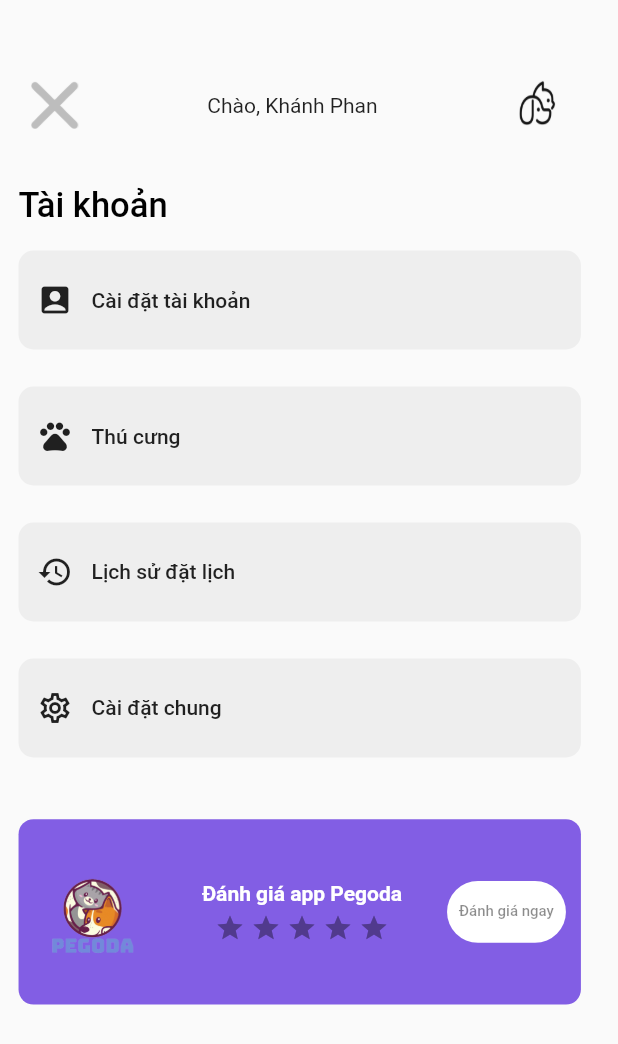
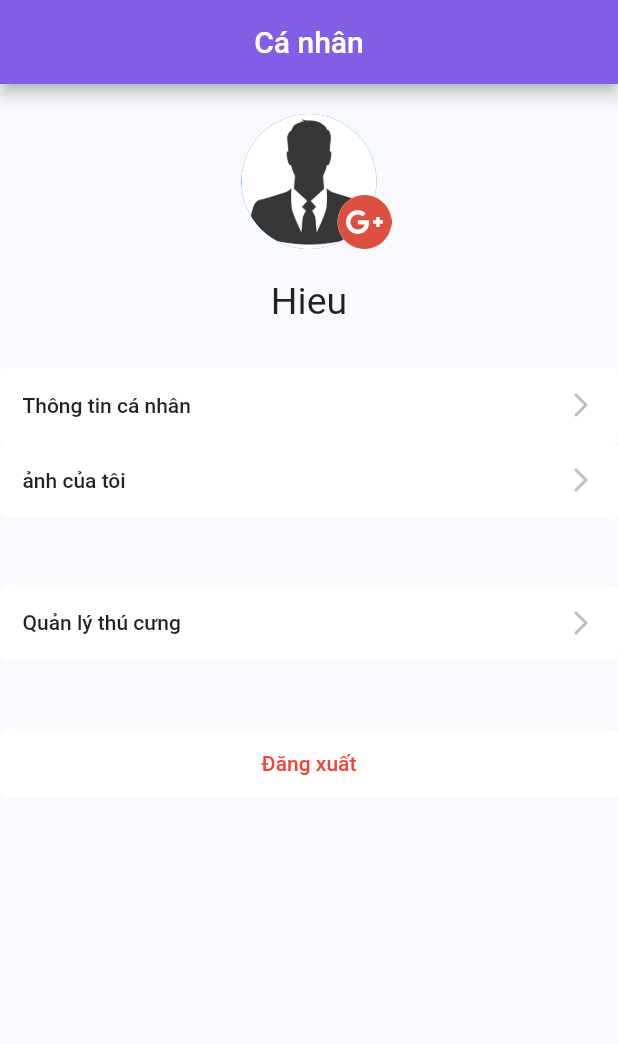
Before and after one commit to khanhpl/Pegodo_HCI, a Flutter app: the CusAccountScreen screen opened directly, on a phone screen of 412 x 824 dp. Shown: the top 1044 px of the screen. Run offline on Flutter 3.47's test engine with Material 2 defaults, Android fonts, the phone set to English and light mode, and no system bars; drawn by our look-alikes of flutter_rating_bar; our stand-ins replace carousel_pro, convex_bottom_bar, firebase_auth, firebase_core, google_sign_in, image_picker; accounts and stored records are empty; network calls fail.

Commit message:
chinh sua UI cus_acccount

```diff
--- a/lib/controllers/customer_main.dart
+++ b/lib/controllers/customer_main.dart
@@ -36,7 +36,7 @@ class _CusMainSate extends State<CusMain> {
         isBottomNav = true;
         return NotificationScreen();
       case 3:
-        isBottomNav = false;
+        isBottomNav = true;
         return CusAccountScreen();
 
       default:
--- a/lib/screens/customer/cus_account/cus_account_screen.dart
+++ b/lib/screens/customer/cus_account/cus_account_screen.dart
@@ -16,172 +16,155 @@ class _CusAccountScreenState extends State<CusAccountScreen> {
     var _pageWidth = MediaQuery.of(context).size.width;
     var _primaryColor = Constants.primaryColor;
     // TODO: implement build
-    return Material(
-      child: Container(
-        padding:
-            EdgeInsets.only(left: _pageWidth * 0.03, right: _pageHeight * 0.03),
-        child: SingleChildScrollView(
+    return Scaffold(
+      appBar: AppBar(
+        title: Text("Cá nhân"),
+        backgroundColor: Constants.primaryColor,
+        automaticallyImplyLeading: false,
+        centerTitle: true,
+      ),
+      body: Container(
+        color: Constants.bgColor,
         child: Column(
-            crossAxisAlignment: CrossAxisAlignment.start,
           children: [
-              SizedBox(height: _pageHeight * 0.05),
-              Container(
-                width: double.infinity,
-                alignment: Alignment.center,
-                child: Row(
-                  mainAxisAlignment: MainAxisAlignment.center,
-                  crossAxisAlignment: CrossAxisAlignment.center,
-                  children: <Widget>[
-                    Container(
-                      child: IconButton(
-                        onPressed: () {
-                          // Navigator.pop(context);
-                          Navigator.pushNamed(context, '/cusMain');
-                        },
-                        icon: ImageIcon(
-                          AssetImage('assets/cus/account_screen/cancel.png'),
-                          size: _pageHeight * 0.04,
-                          color: Color(0xFFBDBDBD),
+            Center(
+              child: Column(
+                children: [
+                  Padding(
+                    padding: const EdgeInsets.only(top: 20),
+                    child: SizedBox(
+                      width: 90,
+                      height: 90,
+                      child: Stack(
+                        fit: StackFit.expand,
+                        overflow: Overflow.visible,
+                        children: [
+                          CircleAvatar(
+                            backgroundImage: AssetImage(
+                                "assets/cus/account_screen/profileImage.jpg"),
+                          ),
+                          Positioned(
+                            right: -10,
+                            bottom: 0,
+                            child: SizedBox(
+                              width: 36,
+                              height: 36,
+                              child: TextButton(
+                                  style: flatButtonStyle,
+                                  onPressed: () {},
+                                  child: Image.asset(
+                                      "assets/cus/account_screen/iconGooglePlus.png")),
+                            ),
+                          )
+                        ],
                       ),
                     ),
                   ),
-                    Spacer(),
+                  SizedBox(
+                    height: 20,
+                  ),
                   Text(
-                      'Chào, Khánh Phan',
-                      textAlign: TextAlign.center,
-                    ),
-                    Spacer(),
-                    globals.isAvatarChecked == false
-                        ? Container(
-                            decoration: BoxDecoration(
-                              shape: BoxShape.circle,
-                              image: DecorationImage(
-                                image: AssetImage('assets/ic_pegoda.png'),
-                                fit: BoxFit.fill,
+                    "Hieu",
+                    style: TextStyle(
+                      fontSize: 25,
                     ),
                   ),
-                            width: _pageHeight * 0.07,
-                            height: _pageHeight * 0.07,
-                          )
-                        : Container(
-                            decoration: BoxDecoration(
-                              shape: BoxShape.circle,
-                              image: DecorationImage(
-                                image: FileImage(globals.avatarFile),
-                                fit: BoxFit.fill,
+                  SizedBox(
+                    height: 30,
                   ),
-                            ),
-                            width: _pageHeight * 0.07,
-                            height: _pageHeight * 0.07,
-                          ),
-                  ],
-                ),
-              ),
-              SizedBox(height: _pageHeight * 0.03),
-              Text(
-                'Tài khoản',
-                style: TextStyle(
-                  color: Colors.black,
-                  fontSize: _pageHeight * 0.028,
-                  fontWeight: FontWeight.w500,
-                ),
-              ),
-              SizedBox(height: _pageHeight * 0.02),
-              AccountChoice(
-                  icon: Icons.account_box_rounded,
-                  choiceTitle: 'Cài đặt tài khoản',
-                  choiceLink: '/personalSettingScreen'),
-              SizedBox(height: _pageHeight * 0.03),
-              AccountChoice(
-                  icon: Icons.pets,
-                  choiceTitle: 'Thú cưng',
-                  choiceLink: '/petScreen'),
-              SizedBox(height: _pageHeight * 0.03),
-              AccountChoice(
-                  icon: Icons.history,
-                  choiceTitle: 'Lịch sử đặt lịch',
-                  choiceLink: '/orderHistoryScreen'),
-              SizedBox(height: _pageHeight * 0.03),
-              AccountChoice(
-                  icon: Icons.settings_outlined,
-                  choiceTitle: 'Cài đặt chung',
-                  choiceLink: '/appSettingScreen'),
-              SizedBox(height: _pageHeight * 0.05),
-              Container(
-                height: _pageHeight * 0.15,
-                padding: EdgeInsets.all(10.0),
-                decoration: BoxDecoration(
-                  // color: Color.fromRGBO(91, 150, 16, 1.0),
-                  color: _primaryColor,
-                  borderRadius: BorderRadius.circular(10.0),
-                ),
+                  TextButton(
+                      style: TextButton.styleFrom(
+                          backgroundColor: Constants.boxColor,
+                          primary: Colors.black87,
+                          padding: EdgeInsets.all(15)),
+                      onPressed: () {},
                       child: Row(
-                  crossAxisAlignment: CrossAxisAlignment.center,
-                  mainAxisAlignment: MainAxisAlignment.start,
-                  children: <Widget>[
-                    Container(
-                      height: _pageHeight * 0.1,
-                      width: _pageWidth * 0.2,
-                      decoration: BoxDecoration(
-                        image: DecorationImage(
-                          image: AssetImage('assets/Pegoda.png'),
-                          fit: BoxFit.fitHeight,
-                        ),
-                      ),
-                    ),
-                    Spacer(),
-                    Column(
-                      mainAxisAlignment: MainAxisAlignment.center,
-                      children: <Widget>[
-                        Text(
-                          'Đánh giá app Pegoda',
-                          style: TextStyle(
-                            color: Colors.white,
-                            fontWeight: FontWeight.bold,
-                          ),
-                        ),
-                        SizedBox(height: 5.0),
-                        RatingBar.builder(
-                          itemSize: 20.0,
-                          initialRating: 0,
-                          minRating: 1,
-                          direction: Axis.horizontal,
-                          allowHalfRating: true,
-                          itemCount: 5,
-                          itemPadding: EdgeInsets.symmetric(horizontal: 2.0),
-                          itemBuilder: (context, _) => Icon(
-                            Icons.star,
-                            color: Color(0xFFBDBDBD),
-                            // size: 10.0,
-                          ),
-                          onRatingUpdate: (rating) {},
+                        children: [
+                          Expanded(
+                              child: Text(
+                            "Thông tin cá nhân",
+                          )),
+                          Icon(
+                            Icons.arrow_forward_ios_rounded,
+                            color: Colors.black26,
+                            size: 20,
                           )
                         ],
+                      )),
+                  TextButton(
+                      style: TextButton.styleFrom(
+                          backgroundColor: Constants.boxColor,
+                          primary: Colors.black87,
+                          padding: EdgeInsets.all(15)),
+                      onPressed: () {},
+                      child: Row(
+                        children: [
+                          Expanded(
+                              child: Text(
+                            "ảnh của tôi",
+                          )),
+                          Icon(
+                            Icons.arrow_forward_ios_rounded,
+                            color: Colors.black26,
+                            size: 20,
+                          )
+                        ],
+                      )),
+                  SizedBox(
+                    height: 45,
                   ),
-                    Spacer(),
-                    Container(
-                      height: _pageHeight * 0.05,
-                      decoration: BoxDecoration(
-                        color: Colors.white,
-                        borderRadius: BorderRadius.circular(25.0),
+                  TextButton(
+                      style: TextButton.styleFrom(
+                        backgroundColor: Constants.boxColor,
+                        primary: Colors.black87,
+                        padding: EdgeInsets.all(15),
                       ),
-                      child: TextButton(
                       onPressed: () {},
+                      child: Row(
+                        children: [
+                          Expanded(
                               child: Text(
-                          'Đánh giá ngay',
-                          style:
-                              TextStyle(color: Colors.black45, fontSize: 10.0),
+                            "Quản lý thú cưng",
+                          )),
+                          Icon(
+                            Icons.arrow_forward_ios_rounded,
+                            color: Colors.black26,
+                            size: 20,
+                          )
+                        ],
+                      )),
+                  SizedBox(
+                    height: 45,
+                  ),
+                  TextButton(
+                      style: TextButton.styleFrom(
+                        backgroundColor: Constants.boxColor,
+                        primary: Colors.red,
+                        padding: EdgeInsets.all(15),
+                      ),
+                      onPressed: () {},
+                      child: Row(
+                        children: [
+                          Expanded(
+                              child: Text(
+                            "Đăng xuất",
                             textAlign: TextAlign.center,
-                        ),
-                      ),
-                    ),
+                          )),
+                        ],
+                      )),
                 ],
               ),
             ),
           ],
         ),
       ),
-      ),
     );
   }
+
+  final ButtonStyle flatButtonStyle = TextButton.styleFrom(
+    padding: EdgeInsets.zero,
+    shape: const RoundedRectangleBorder(
+        borderRadius: BorderRadius.all(Radius.circular(50)),
+        side: BorderSide(color: Colors.white)),
+  );
 }
--- a/lib/screens/customer/cus_main/questions_screen.dart
+++ b/lib/screens/customer/cus_main/questions_screen.dart
@@ -102,6 +102,7 @@ class _QuestionsScreenState extends State<QuestionsScreen> {
           ]),
         ));
   }
+
   Widget _buildQuestionBox(String name) {
     return Row(
       children: [
```
Also changed, not shown: assets/cus/account_screen/iconGooglePlus.png (added), assets/cus/account_screen/profileImage.jpg (added). Lines whose indentation alone changed are shown as unchanged.
